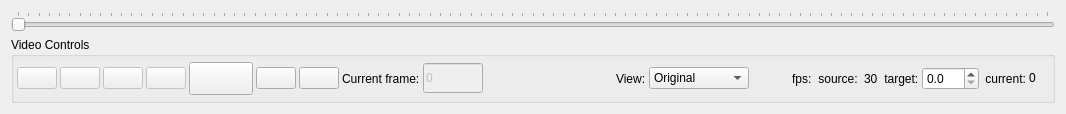
Before: the Qt Designer form BioTracker/CoreApp/BioTracker/View/VideoControllWidget.ui in BioroboticsLab/biotracker_core, drawn with Qt 5.
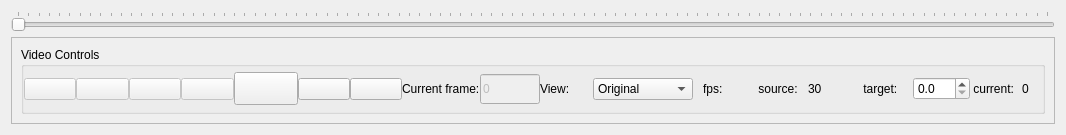
After: the same form once the commit is applied. Icons and pictures are not drawn.

Commit message: added hider buttons forthe right and bottom panels biotracker now starts maximized

The edit to the form file:
```diff
--- a/BioTracker/CoreApp/BioTracker/View/VideoControllWidget.ui
+++ b/BioTracker/CoreApp/BioTracker/View/VideoControllWidget.ui
@@ -10,7 +10,7 @@
     <x>0</x>
     <y>0</y>
     <width>1066</width>
-    <height>114</height>
+    <height>135</height>
    </rect>
   </property>
   <property name="sizePolicy">
@@ -67,6 +67,24 @@
     </widget>
    </item>
    <item>
+    <widget class="QScrollArea" name="scrollArea">
+     <property name="verticalScrollBarPolicy">
+      <enum>Qt::ScrollBarAlwaysOff</enum>
+     </property>
+     <property name="widgetResizable">
+      <bool>true</bool>
+     </property>
+     <widget class="QWidget" name="scrollAreaWidgetContents_2">
+      <property name="geometry">
+       <rect>
+        <x>0</x>
+        <y>0</y>
+        <width>1046</width>
+        <height>89</height>
+       </rect>
+      </property>
+      <layout class="QVBoxLayout" name="verticalLayout_2">
+       <item>
     <widget class="QGroupBox" name="playback">
      <property name="sizePolicy">
       <sizepolicy hsizetype="Minimum" vsizetype="Minimum">
@@ -82,19 +100,19 @@
      </property>
      <layout class="QHBoxLayout" name="horizontalLayout_4">
       <property name="spacing">
-       <number>3</number>
+           <number>0</number>
       </property>
       <property name="leftMargin">
-       <number>3</number>
+           <number>0</number>
       </property>
       <property name="topMargin">
-       <number>3</number>
+           <number>0</number>
       </property>
       <property name="rightMargin">
-       <number>3</number>
+           <number>0</number>
       </property>
       <property name="bottomMargin">
-       <number>3</number>
+           <number>0</number>
       </property>
       <item>
        <widget class="QPushButton" name="button_previousFrame">
@@ -327,22 +345,6 @@
         </property>
        </widget>
       </item>
-      <item>
-       <spacer name="horizontalSpacer">
-        <property name="orientation">
-         <enum>Qt::Horizontal</enum>
-        </property>
-        <property name="sizeType">
-         <enum>QSizePolicy::MinimumExpanding</enum>
-        </property>
-        <property name="sizeHint" stdset="0">
-         <size>
-          <width>40</width>
-          <height>20</height>
-         </size>
-        </property>
-       </spacer>
-      </item>
       <item>
        <widget class="QLabel" name="labelView">
         <property name="text">
@@ -387,7 +389,7 @@
         </property>
         <property name="sizeHint" stdset="0">
          <size>
-          <width>40</width>
+              <width>10</width>
           <height>20</height>
          </size>
         </property>
@@ -412,6 +414,21 @@
       </item>
       <item>
        <widget class="QLabel" name="fps_label">
+            <property name="sizePolicy">
+             <sizepolicy hsizetype="Minimum" vsizetype="Minimum">
+              <horstretch>0</horstretch>
+              <verstretch>0</verstretch>
+             </sizepolicy>
+            </property>
+            <property name="layoutDirection">
+             <enum>Qt::LeftToRight</enum>
+            </property>
+            <property name="frameShape">
+             <enum>QFrame::NoFrame</enum>
+            </property>
+            <property name="midLineWidth">
+             <number>0</number>
+            </property>
         <property name="text">
          <string>30</string>
         </property>
@@ -470,6 +487,10 @@
        </widget>
       </item>
      </layout>
+        </widget>
+       </item>
+      </layout>
+     </widget>
     </widget>
    </item>
   </layout>
```
Lines whose indentation alone changed are shown as unchanged. The commit also changes 4 other files.
